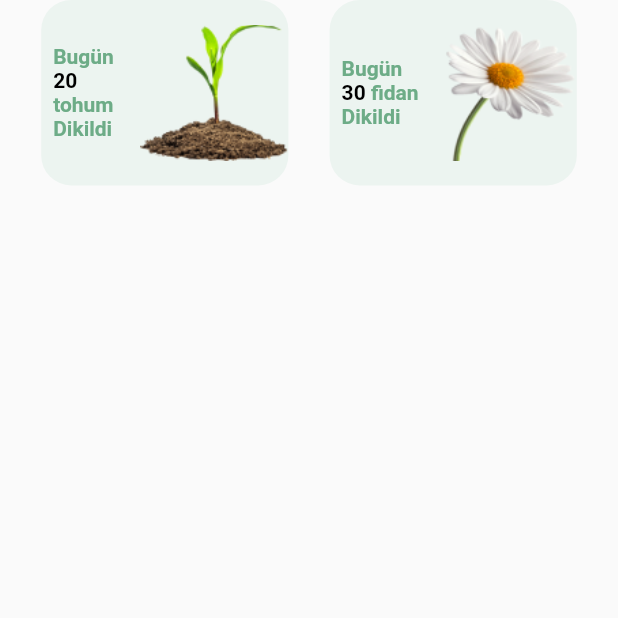
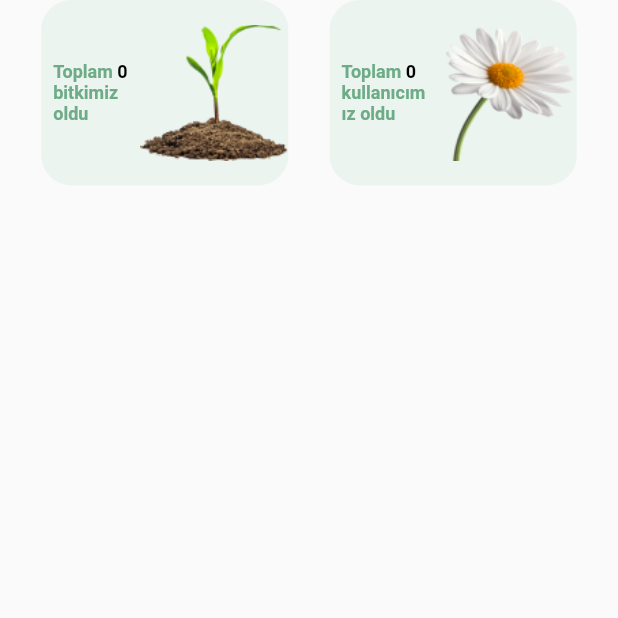
Before and after one commit to dershub/agac-kardesligi, a Flutter app: the Anasayfa screen opened directly, on a phone screen of 412 x 824 dp, the top half of it. Run offline on Flutter 3.47's test engine with Material 2 defaults, Android fonts, the phone set to English and light mode, and no system bars; our stand-ins replace auth_buttons, cloud_firestore, dotted_border, firebase_auth, firebase_core, firebase_storage and 10 more; missing offline and left inert: hive_listener; accounts and stored records are empty; network calls fail.

Commit message:
18 şubat kodları

```diff
--- a/mobil/lib/main.dart
+++ b/mobil/lib/main.dart
@@ -1,3 +1,4 @@
+import 'package:cloud_firestore/cloud_firestore.dart';
 import 'package:firebase_auth/firebase_auth.dart';
 import 'package:firebase_core/firebase_core.dart';
 import 'package:flutter/material.dart';
--- a/mobil/lib/modeller/bitki.dart
+++ b/mobil/lib/modeller/bitki.dart
@@ -25,6 +25,7 @@ class Bitki {
   String evre;
   String ekleyen;
   List<Resim> resimler;
+  List<String> begenenler;
 
   Bitki({
     @required this.id,
@@ -36,6 +37,7 @@ class Bitki {
     @required this.evre,
     @required this.ekleyen,
     @required this.resimler,
+    @required this.begenenler,
   });
 
   /// Bu açıklama olarak görünür
@@ -44,6 +46,7 @@ class Bitki {
     this.aciklama = "",
     this.evre = "Tohum",
     this.resimler = const [],
+    this.begenenler = const [],
   }) {
     this.isim = Liste.bitkiIsimleri.first;
     this.eklemeTarihi = DateTime.now();
@@ -64,6 +67,8 @@ class Bitki {
         .map((e) => Resim.fromJson(e))
         .toList()
         .cast<Resim>();
+
+    this.begenenler = jsonData['begenenler'] ?? [];
   }
 
   Map<String, dynamic> toJson() {
@@ -76,6 +81,7 @@ class Bitki {
       "evre": this.evre,
       "ekleyen": this.ekleyen,
       "resimler": this.resimler.map((e) => e.toJson()).toList(),
+      "begenenler": this.begenenler,
     };
   }
 }
--- a/mobil/lib/sayfalar/anasayfa.dart
+++ b/mobil/lib/sayfalar/anasayfa.dart
@@ -14,6 +14,7 @@ class Anasayfa extends StatelessWidget {
   Widget build(BuildContext context) {
     final AnasayfaKontrolcu anasayfaKontrolcu = Get.put(AnasayfaKontrolcu());
     anasayfaKontrolcu.bitkileriCek();
+    anasayfaKontrolcu.bilgileriCek();
 
     getApplicationDocumentsDirectory().then((value) => print(value));
 
@@ -34,11 +35,7 @@ class Anasayfa extends StatelessWidget {
                           padding: const EdgeInsets.all(8.0),
                           child: paylasimArkaPlan(
                             resim: paylasimResim(bitki.resimLinki),
-                            altSatir: paylasimAltRow(
-                              ekleyenID: bitki.ekleyen,
-                              dikilen: bitki.evre,
-                              begeniSayisi: 25,
-                            ),
+                            altSatir: paylasimAltRow(bitki: bitki),
                           ),
                         ),
                     ],
--- a/mobil/lib/ui/paylasim_sayfasi/paylasim_ust/ust_bilgi.dart
+++ b/mobil/lib/ui/paylasim_sayfasi/paylasim_ust/ust_bilgi.dart
@@ -1,18 +1,26 @@
 import 'package:flutter/material.dart';
+import 'package:get/get.dart';
 
 import '../../../gerecler/renkler.dart';
 import '../../../gerecler/resim_yollari.dart';
+import '../../../kontrolculer/anasayfa_kontrolcu.dart';
 
 class UstBilgi extends StatelessWidget {
   final int tohumSayi = 20;
   final int fidanSayi = 30;
+
+  final AnasayfaKontrolcu anasayfaKontrolcu = Get.put(AnasayfaKontrolcu());
+
   @override
   Widget build(BuildContext context) {
     return Center(
       child: Row(mainAxisAlignment: MainAxisAlignment.spaceEvenly, children: [
-        bilgiContainer(context, tohumSayi, "tohum", ResimYollari.tohumResim),
-        bilgiContainer(
-            context, fidanSayi, "fidan", ResimYollari.bitkiSeverResim),
+        Obx(() {
+          return bilgiContainer(context, anasayfaKontrolcu.bitkiSayisi.value,
+              "bitkimiz oldu", ResimYollari.tohumResim);
+        }),
+        bilgiContainer(context, anasayfaKontrolcu.kullaniciSayisi.value,
+            "kullanıcımız oldu", ResimYollari.bitkiSeverResim),
       ]),
     );
   }
@@ -32,20 +40,25 @@ class UstBilgi extends StatelessWidget {
               padding: EdgeInsets.only(left: 8.0),
               child: RichText(
                 text: TextSpan(
-                      text: "Bugün ",
+                  text: "Toplam ",
                   style: TextStyle(
                       color: Renk.ustBilgiYesilYazi,
-                          fontWeight: FontWeight.bold),
+                      fontWeight: FontWeight.bold,
+                      fontSize: 12),
                   children: <TextSpan>[
                     TextSpan(
                       text: "$sayi",
                       style: TextStyle(
                         color: Colors.black,
-                                fontWeight: FontWeight.bold)),
-                        TextSpan(text: " $dikilen Dikildi"),
+                        fontWeight: FontWeight.bold,
+                      ),
+                    ),
+                    TextSpan(text: " $dikilen"),
                   ],
                 ),
-                  ))),
+              ),
+            ),
+          ),
           Expanded(flex: 3, child: Image.asset(resim)),
         ],
       ),
```
Also changed, not shown: mobil/lib/kontrolculer/anasayfa_kontrolcu.dart (+21 -0 lines), mobil/lib/sayfalar/giris_yap.dart (+15 -4 lines), mobil/lib/ui/paylasim_sayfasi/paylasim_body/paylasim_arka_plan.dart (+11 -11 lines). Lines whose indentation alone changed are shown as unchanged.
